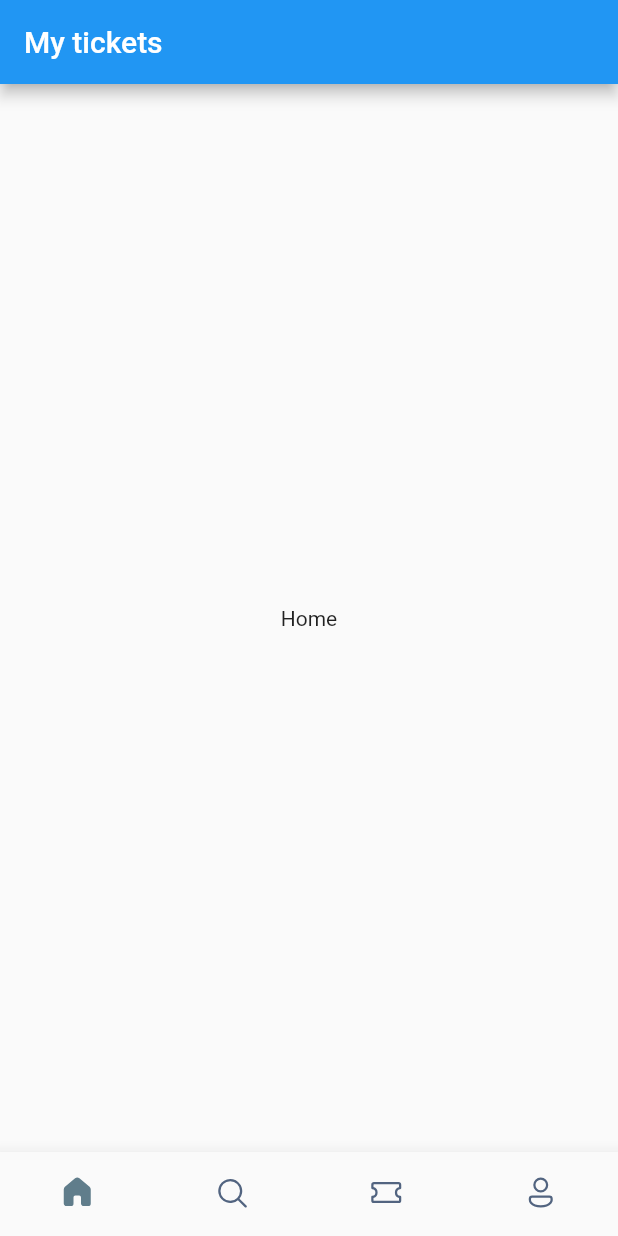
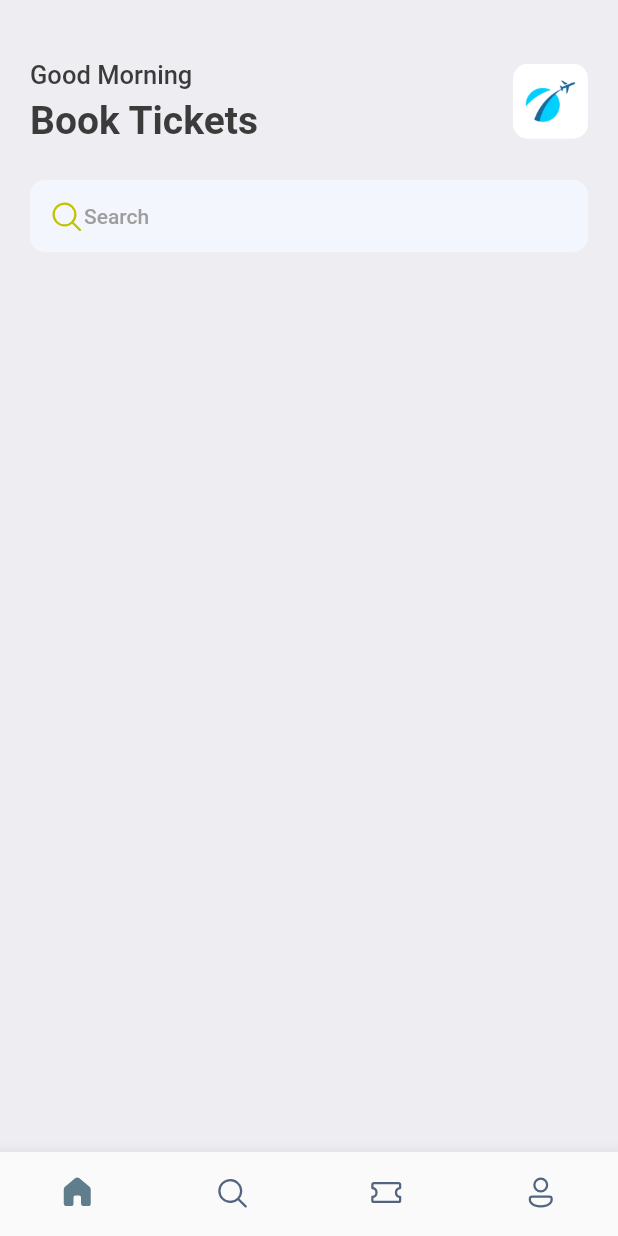
Before and after one commit to luigimicco/flutter_booking_tickets, a Flutter app: the screen it shows after launch, on a phone screen of 412 x 824 dp. Run offline on Flutter 3.47's test engine with Material 2 defaults, Android fonts, the phone set to English and light mode, and no system bars; our stand-ins replace fluentui_icons, gap.

Commit message:
first part of homescreen

```diff
--- a/lib/main.dart
+++ b/lib/main.dart
@@ -1,6 +1,7 @@
 import 'package:flutter/material.dart';
 
 import './screens/bottom_bar.dart';
+import './utils/app_styles.dart';
 
 void main() {
   runApp(const MyApp());
@@ -13,9 +14,10 @@ class MyApp extends StatelessWidget {
   @override
   Widget build(BuildContext context) {
     return MaterialApp(
+      debugShowCheckedModeBanner: false,
       title: 'Flutter Demo',
       theme: ThemeData(
-        primarySwatch: Colors.blue,
+        primaryColor: primary,
       ),
       home: const BottomBar(),
     );
--- a/lib/screens/bottom_bar.dart
+++ b/lib/screens/bottom_bar.dart
@@ -1,7 +1,6 @@
 import 'package:fluentui_icons/fluentui_icons.dart';
 import 'package:flutter/material.dart';
-import 'package:flutter/src/widgets/container.dart';
-import 'package:flutter/src/widgets/framework.dart';
+import 'home_screen.dart';
 
 class BottomBar extends StatefulWidget {
   const BottomBar({super.key});
@@ -13,7 +12,7 @@ class BottomBar extends StatefulWidget {
 class _BottomBarState extends State<BottomBar> {
   int _selectedIndex = 0;
   static final List<Widget> _widgetOptions = <Widget>[
-    const Text("Home"),
+    HomeScreen(),
     const Text("Search"),
     const Text("Ticket"),
     const Text("Profile"),
@@ -28,9 +27,6 @@ class _BottomBarState extends State<BottomBar> {
   @override
   Widget build(BuildContext context) {
     return Scaffold(
-      appBar: AppBar(
-        title: const Text('My tickets'),
-      ),
       body: Center(child: _widgetOptions[_selectedIndex]),
       bottomNavigationBar: BottomNavigationBar(
           type: BottomNavigationBarType.fixed,
--- /dev/null
+++ b/lib/screens/home_screen.dart
@@ -0,0 +1,66 @@
+import 'package:fluentui_icons/fluentui_icons.dart';
+import 'package:flutter/material.dart';
+import 'package:gap/gap.dart';
+import '../utils/app_styles.dart';
+
+class HomeScreen extends StatelessWidget {
+  const HomeScreen({super.key});
+
+  @override
+  Widget build(BuildContext context) {
+    return Scaffold(
+        backgroundColor: Styles.bgColor,
+        body: ListView(
+          children: [
+            Container(
+              padding: const EdgeInsets.symmetric(horizontal: 20),
+              child: Column(
+                children: [
+                  const Gap(40),
+                  Row(
+                    mainAxisAlignment: MainAxisAlignment.spaceBetween,
+                    children: [
+                      Column(
+                        crossAxisAlignment: CrossAxisAlignment.start,
+                        children: [
+                          Text("Good Morning", style: Styles.headLineStyle3),
+                          const Gap(5),
+                          Text("Book Tickets", style: Styles.headLineStyle1)
+                        ],
+                      ),
+                      Container(
+                          height: 50,
+                          width: 50,
+                          decoration: BoxDecoration(
+                              borderRadius: BorderRadius.circular(10),
+                              image: const DecorationImage(
+                                  fit: BoxFit.fitHeight,
+                                  image:
+                                      AssetImage("assets/images/img_1.png")))),
+                    ],
+                  ),
+                  const Gap(25),
+                  Container(
+                    decoration: BoxDecoration(
+                        borderRadius: BorderRadius.circular(10),
+                        color: const Color(0xfff4f6fd)),
+                    padding: const EdgeInsets.symmetric(
+                        horizontal: 12, vertical: 12),
+                    child: Row(
+                      children: [
+                        const Icon(FluentSystemIcons.ic_fluent_search_regular,
+                            color: Color(0xffbfc205)),
+                        Text(
+                          "Search",
+                          style: Styles.headLineStyle4,
+                        ),
+                      ],
+                    ),
+                  )
+                ],
+              ),
+            )
+          ],
+        ));
+  }
+}
--- a/lib/utils/app_styles.dart
+++ b/lib/utils/app_styles.dart
@@ -10,7 +10,7 @@ class Styles {
 
   static TextStyle textStyle =
       TextStyle(fontSize: 16, color: textColor, fontWeight: FontWeight.w500);
-  static TextStyle headLineStyle =
+  static TextStyle headLineStyle1 =
       TextStyle(fontSize: 26, color: textColor, fontWeight: FontWeight.bold);
   static TextStyle headLineStyle2 =
       TextStyle(fontSize: 21, color: textColor, fontWeight: FontWeight.bold);
```
